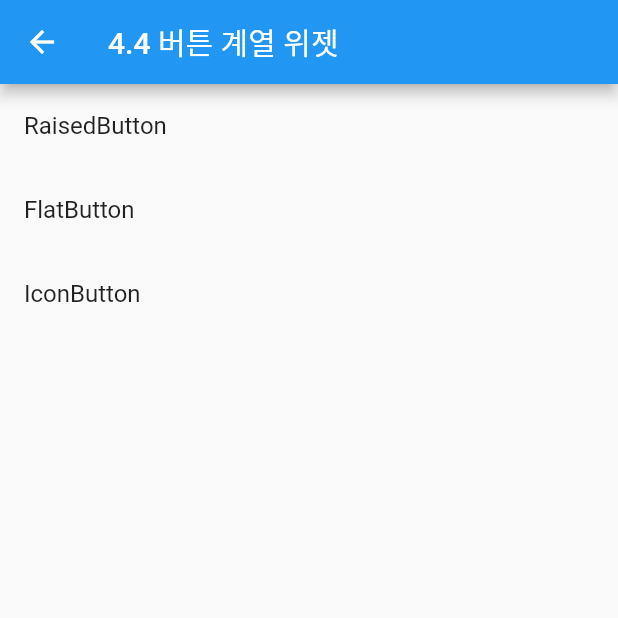
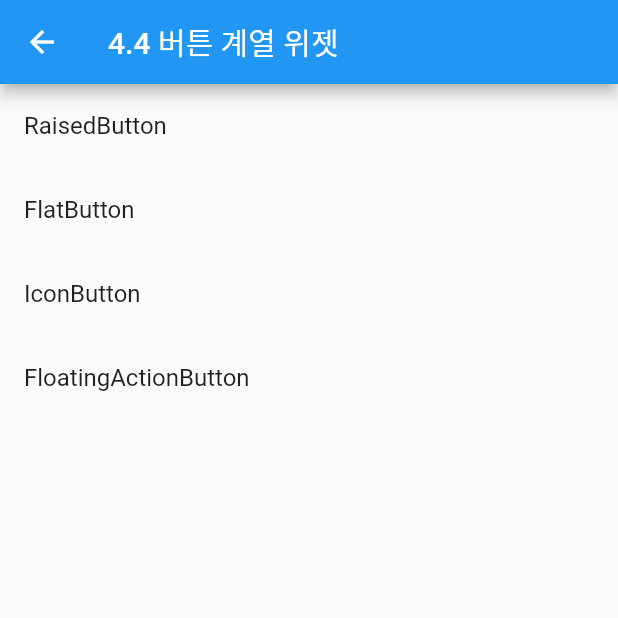
Before and after one commit to karais89/flutter_survival_coding, a Flutter app: the ButtonMenu screen opened directly, on a phone screen of 412 x 824 dp, the top half of it. Run offline on Flutter 3.47's test engine with Material 2 defaults, Android fonts, the phone set to English and light mode, and no system bars.

Commit message:
FloatingActionButton

```diff
--- a/chapter04/lib/button/button_menu.dart
+++ b/chapter04/lib/button/button_menu.dart
@@ -1,4 +1,5 @@
 import 'package:chapter04/button/flat_button_page.dart';
+import 'package:chapter04/button/floating_action_button_page.dart';
 import 'package:chapter04/button/icon_button_page.dart';
 import 'package:chapter04/button/raised_button_page.dart';
 import 'package:chapter04/component/my_list_tile.dart';
@@ -25,6 +26,10 @@ class ButtonMenu extends StatelessWidget {
             title: 'IconButton',
             page: IconButtonPage(),
           ),
+          MyListTile(
+            title: 'FloatingActionButton',
+            page: FloatingActionButtonPage(),
+          ),
         ],
       ),
     );
```
Also changed, not shown: chapter04/lib/button/floating_action_button_page.dart (added, +18 -0 lines).
